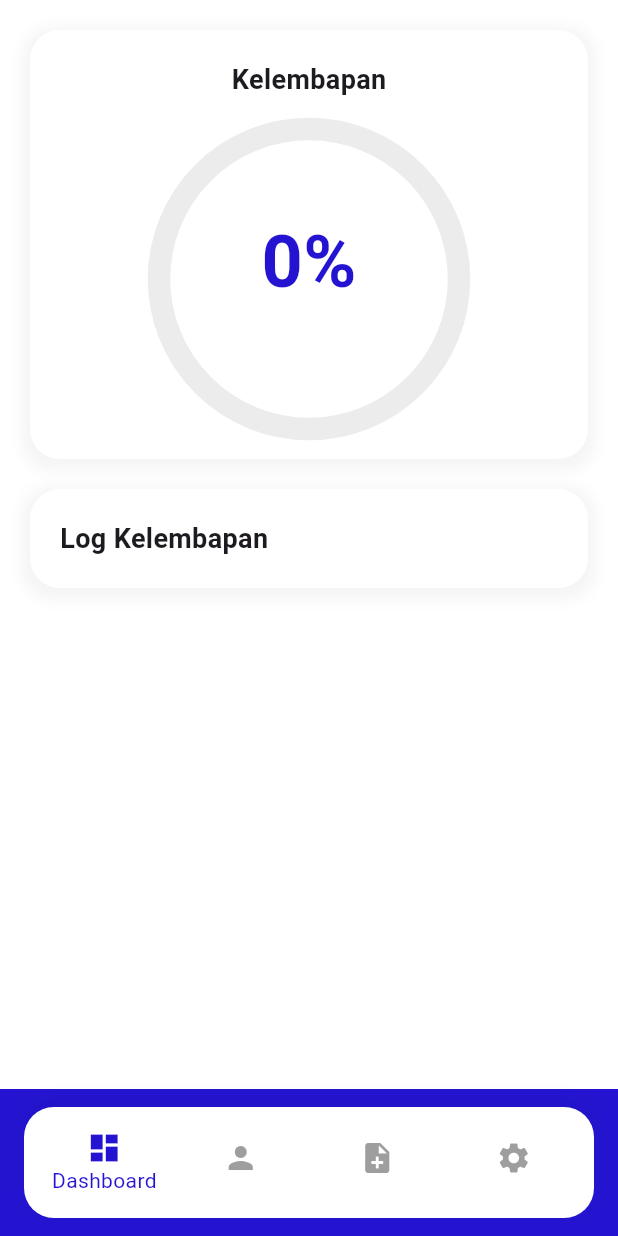
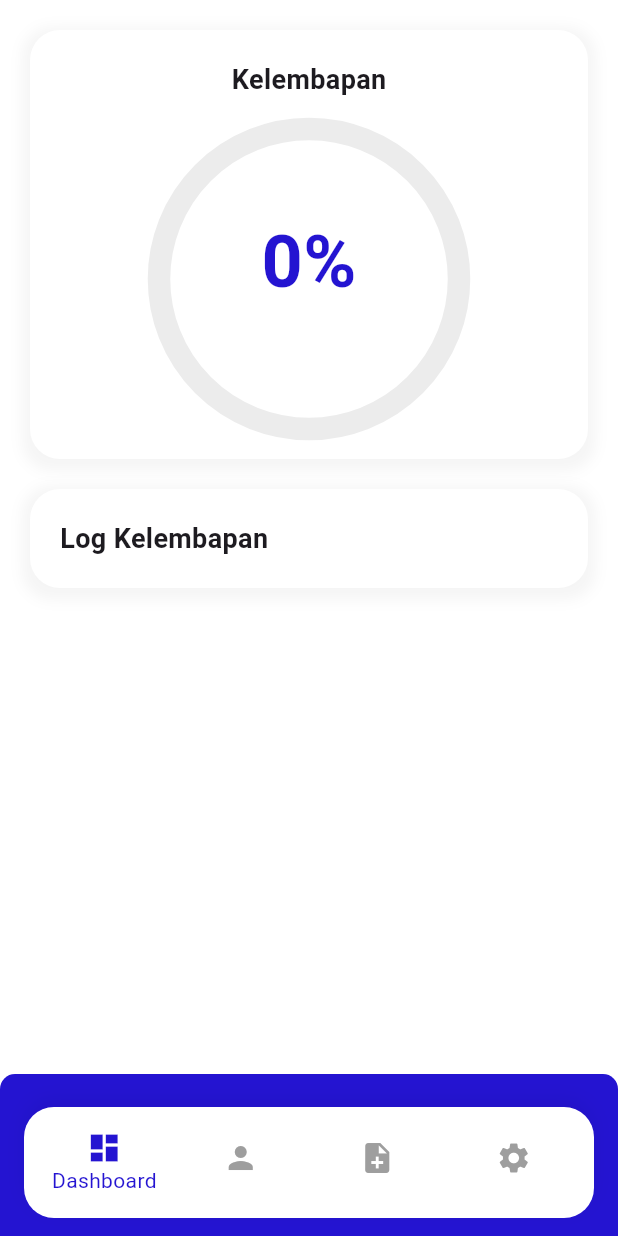
Before and after one commit to thoriq919/seam-flutter, a Flutter app: the screen it shows once a user with an empty profile is signed in, on a phone screen of 412 x 824 dp. Run offline on Flutter 3.47's test engine with Material 3 defaults, Android fonts, the phone set to English and light mode, and no system bars; our stand-ins replace bloc, cloud_firestore, email_validator, firebase_auth, firebase_core, firebase_database and 3 more; missing offline and left inert: firebase_in_app_messaging; accounts and stored records are empty.

Commit message:
Fix : View Dashboard

```diff
--- a/lib/screens/admin/dashboard.dart
+++ b/lib/screens/admin/dashboard.dart
@@ -51,9 +51,13 @@ class _DashboardHomePageState extends State<DashboardHomePage> {
             'id': id,
             'tingkat_kelembapan': lembap,
             'waktu': formattedTime,
+            'epoch': waktu.toString(),
           });
         }
       });
+
+      // Sort by epoch time in descending order
+      historyList.sort((a, b) => int.parse(b['epoch']!).compareTo(int.parse(a['epoch']!)));
     }
 
     setState(() {
@@ -238,6 +242,16 @@ class _DashboardHomePageState extends State<DashboardHomePage> {
                 ),
               ),
             ),
+            Container(
+                        padding:EdgeInsets.all(5),
+      decoration: BoxDecoration(
+        color: ColorTheme.primary,
+        borderRadius: const BorderRadius.only(
+          topLeft: Radius.circular(25),
+          topRight: Radius.circular(25),
+        ),
+
+      ),)
           ],
         ),
       ),
```
Lines whose indentation alone changed are shown as unchanged.
